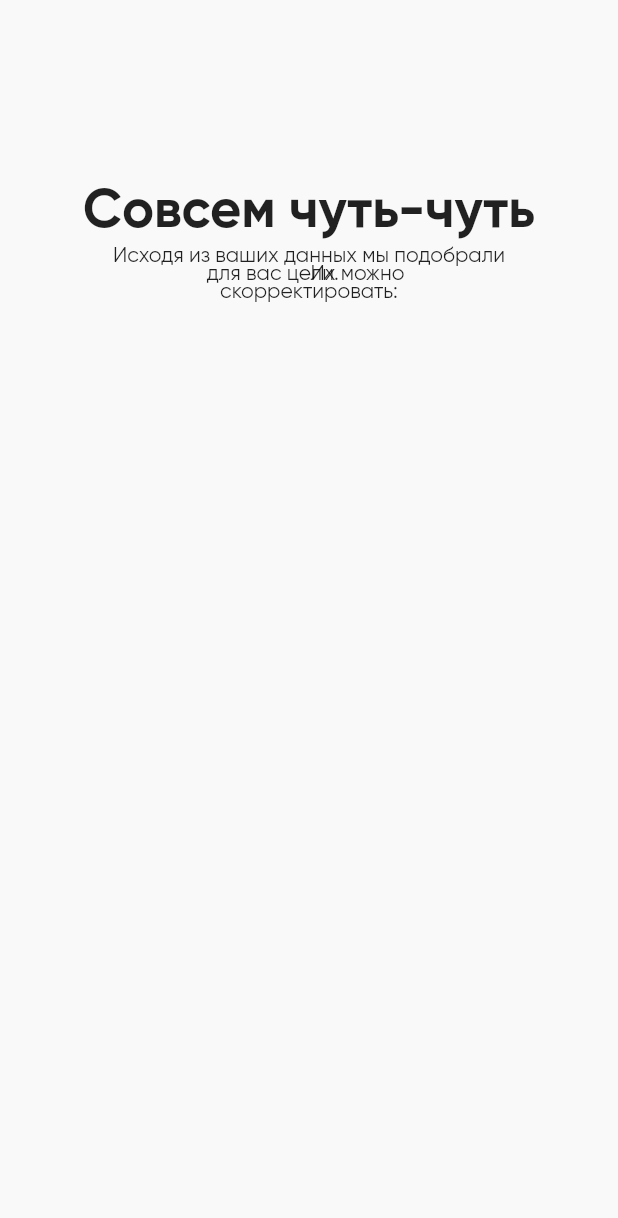
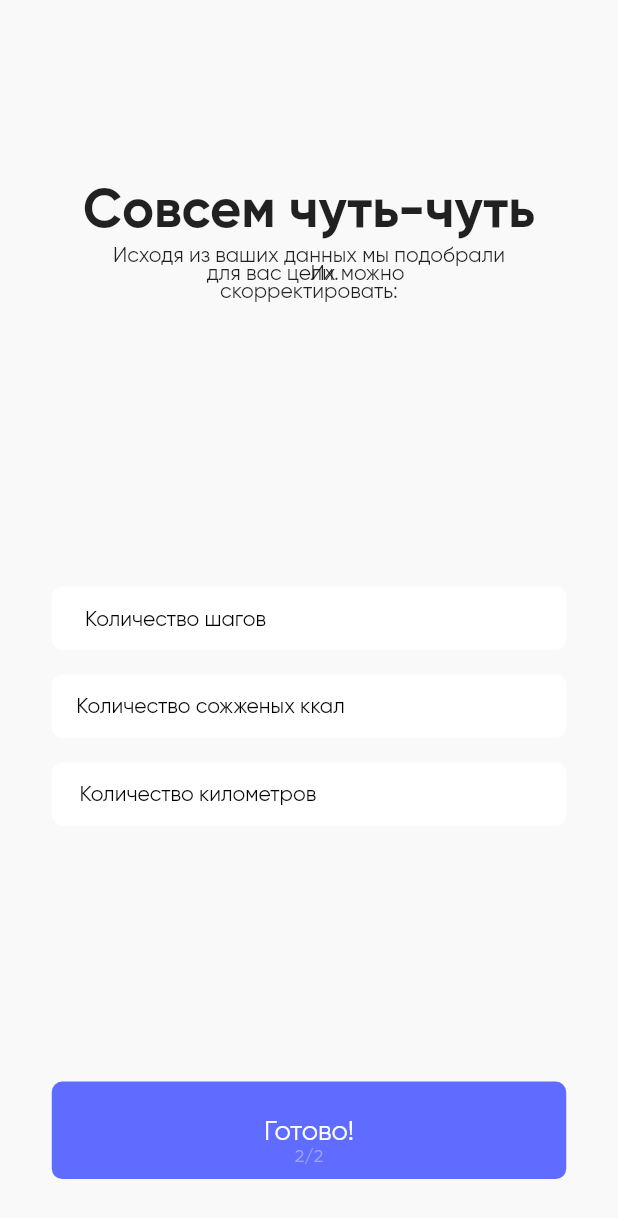
Before and after one commit to kkkivannn/pedometer, a Flutter app: the screen it shows after launch, after a tap on "Следующий этап", on a phone screen of 412 x 824 dp. Shown: the top 1218 px of the screen. Run offline on Flutter 3.47's test engine with Material 2 defaults, Android fonts, the light colour scheme and no system bars; our stand-ins replace scroll_snap_list, sensors; missing offline and left inert: splash_screen_view.

Commit message:
Added Parameters2

```diff
--- a/lib/firstPage/Buttons.dart
+++ b/lib/firstPage/Buttons.dart
@@ -111,6 +111,16 @@ class _ButtonsState extends State<Buttons> {
               ),
             ),
           ),
+          Container(
+            alignment: Alignment(0, 0.885),
+            child: Text(
+              '1/2',
+              style: TextStyle(
+                  color: Color(0xff9FA6F0),
+                  fontFamily: 'Gilroy2',
+                  fontSize: 12),
+            ),
+          )
         ],
       ),
     );
--- /dev/null
+++ b/lib/scondPage/Buttons2.dart
@@ -0,0 +1,52 @@
+// ignore_for_file: file_names, prefer_const_constructors, dead_code
+
+import 'package:flutter/material.dart';
+
+class ButtonReady extends StatefulWidget {
+  @override
+  _ButtonReadyState createState() => _ButtonReadyState();
+}
+
+class _ButtonReadyState extends State<ButtonReady> {
+  @override
+  Widget build(BuildContext context) {
+    return SafeArea(
+      child: Stack(
+        children: <Widget>[
+          Container(
+            alignment: Alignment(0, 0.9),
+            child: ButtonTheme(
+              height: 65,
+              minWidth: 343,
+              child: RaisedButton(
+                elevation: 0.0,
+                shape: RoundedRectangleBorder(
+                    borderRadius: BorderRadius.circular(7)),
+                onPressed: () {
+                  // Navigator.push(context,
+                  //     MaterialPageRoute(builder: (context) => SecondPage()));
+                },
+                child: Text(
+                  "Готово!",
+                  style: TextStyle(
+                      fontFamily: "Gilroy2", fontSize: 18, color: Colors.white),
+                ),
+                color: Color(0xff5F6CFF),
+              ),
+            ),
+          ),
+          Container(
+            alignment: Alignment(0, 0.885),
+            child: Text(
+              '2/2',
+              style: TextStyle(
+                  color: Color(0xff9FA6F0),
+                  fontFamily: 'Gilroy2',
+                  fontSize: 12),
+            ),
+          )
+        ],
+      ),
+    );
+  }
+}
--- /dev/null
+++ b/lib/scondPage/Parameters2.dart
@@ -0,0 +1,130 @@
+// ignore_for_file: file_names, prefer_const_constructors
+
+import 'package:flutter/material.dart';
+import 'package:sensors/sensors.dart';
+
+class Parameters2 extends StatefulWidget {
+  @override
+  _Parameters2State createState() => _Parameters2State();
+}
+
+class _Parameters2State extends State<Parameters2> {
+  var step;
+  var kkal;
+  var km;
+
+  @override
+  Widget build(BuildContext context) {
+    return SafeArea(
+      child: Stack(
+        children: <Widget>[
+          Align(
+              alignment: Alignment(0, 0),
+              child: Container(
+                height: 42,
+                width: 343,
+                decoration: BoxDecoration(
+                    borderRadius: BorderRadius.circular(7),
+                    color: Colors.white),
+                child: Stack(
+                  children: <Widget>[
+                    Container(
+                      alignment: Alignment(-0.80, 0),
+                      child: Text(
+                        'Количество шагов',
+                        style: TextStyle(
+                            color: Colors.black,
+                            fontFamily: 'Gilroy2',
+                            fontSize: 14),
+                      ),
+                    ),
+                    Align(
+                      alignment: Alignment(0.68, 0),
+                      child: Container(
+                        child: Text(
+                          '',
+                          style: TextStyle(
+                              color: Color(0xff5F6CFF),
+                              fontSize: 18,
+                              fontFamily: 'Gilroy'),
+                        ),
+                      ),
+                    ),
+                  ],
+                ),
+              )),
+          Align(
+              alignment: Alignment(0, 0.15),
+              child: Container(
+                height: 42,
+                width: 343,
+                decoration: BoxDecoration(
+                    borderRadius: BorderRadius.circular(7),
+                    color: Colors.white),
+                child: Stack(
+                  children: <Widget>[
+                    Container(
+                      alignment: Alignment(-0.80, 0),
+                      child: Text(
+                        "Количество сожженых ккал",
+                        style: TextStyle(
+                            color: Colors.black,
+                            fontFamily: 'Gilroy2',
+                            fontSize: 14),
+                      ),
+                    ),
+                    Align(
+                      alignment: Alignment(0.68, 0),
+                      child: Container(
+                        child: Text(
+                          '',
+                          style: TextStyle(
+                              color: Color(0xff5F6CFF),
+                              fontSize: 18,
+                              fontFamily: 'Gilroy'),
+                        ),
+                      ),
+                    ),
+                  ],
+                ),
+              )),
+          Align(
+              alignment: Alignment(0, 0.3),
+              child: Container(
+                height: 42,
+                width: 343,
+                decoration: BoxDecoration(
+                    borderRadius: BorderRadius.circular(7),
+                    color: Colors.white),
+                child: Stack(
+                  children: <Widget>[
+                    Container(
+                      alignment: Alignment(-0.80, 0),
+                      child: Text(
+                        'Количество километров',
+                        style: TextStyle(
+                            color: Colors.black,
+                            fontFamily: 'Gilroy2',
+                            fontSize: 14),
+                      ),
+                    ),
+                    Align(
+                      alignment: Alignment(0.68, 0),
+                      child: Container(
+                        child: Text(
+                          '',
+                          style: TextStyle(
+                              color: Color(0xff5F6CFF),
+                              fontSize: 18,
+                              fontFamily: 'Gilroy'),
+                        ),
+                      ),
+                    ),
+                  ],
+                ),
+              )),
+        ],
+      ),
+    );
+  }
+}
--- a/lib/scondPage/SecondPage.dart
+++ b/lib/scondPage/SecondPage.dart
@@ -2,6 +2,8 @@
 // ignore_for_file: use_key_in_widget_constructors, file_names, prefer_const_constructors
 
 import 'package:flutter/material.dart';
+import 'package:pedometer/scondPage/Parameters2.dart';
+import 'Buttons2.dart';
 
 class SecondPage extends StatefulWidget {
   @override
@@ -65,6 +67,8 @@ class _SecondPageState extends State<SecondPage> {
               ),
             ),
           ),
+          Parameters2(),
+          ButtonReady(),
         ]),
       ),
     );
--- a/pubspec.yaml
+++ b/pubspec.yaml
@@ -35,6 +35,7 @@ dependencies:
   cupertino_icons: ^1.0.2
   splash_screen_view: ^3.0.0
   scroll_snap_list: ^0.8.3
+  sensors: ^2.0.3
 
 
 dev_dependencies:
```
Also changed, not shown: pubspec.lock.
